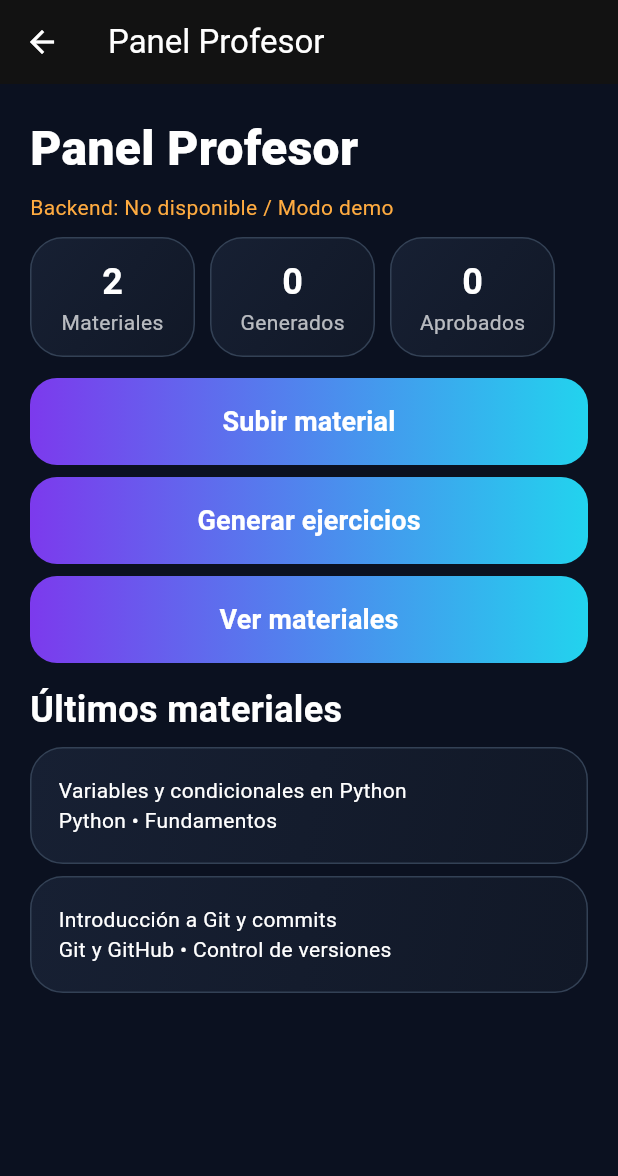
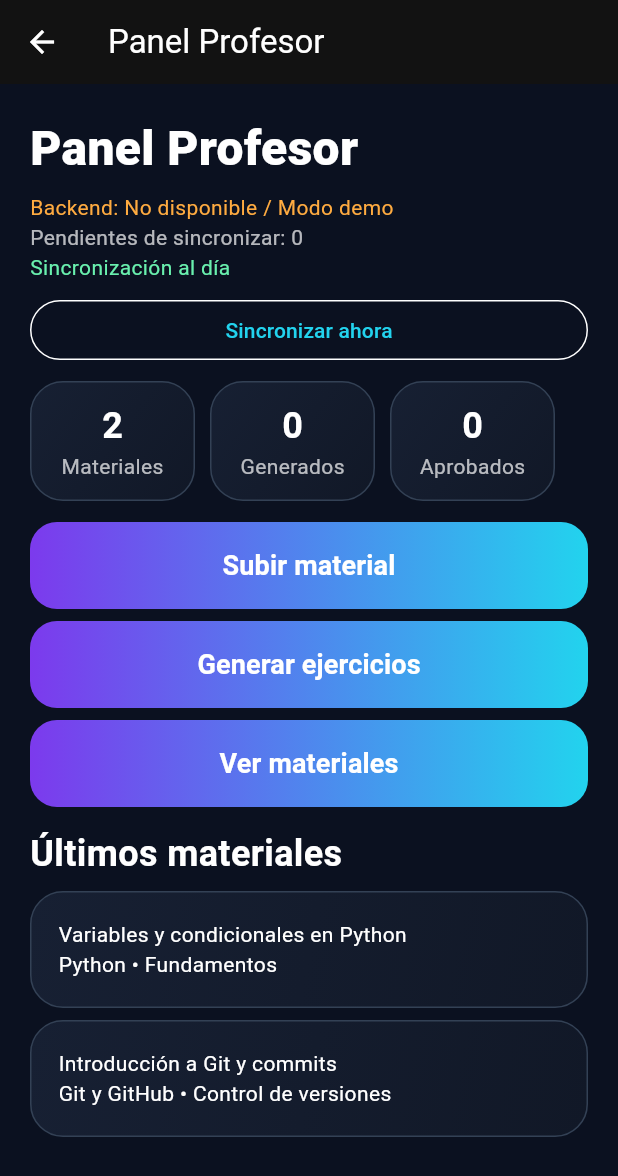
Before and after one commit to alfonsogzman123-netizen/Duocdev, a Flutter app: the TeacherDashboardScreen screen opened directly, on a phone screen of 412 x 824 dp. Shown: the top 1176 px of the screen. Run offline on Flutter 3.47's test engine with Material 3 defaults, Android fonts, the phone set to English and light mode, and no system bars; network calls fail.

Commit message:
feat: agrega modo offline y sincronizacion docente

```diff
--- a/lib/screens/teacher/teacher_dashboard_screen.dart
+++ b/lib/screens/teacher/teacher_dashboard_screen.dart
@@ -1,8 +1,11 @@
+import 'package:duocdev/models/sync_task.dart';
 import 'package:duocdev/screens/teacher/generated_exercises_screen.dart';
 import 'package:duocdev/screens/teacher/material_list_screen.dart';
 import 'package:duocdev/screens/teacher/material_upload_screen.dart';
 import 'package:duocdev/services/api_service.dart';
+import 'package:duocdev/services/exercise_generation_service.dart';
 import 'package:duocdev/services/material_service.dart';
+import 'package:duocdev/services/sync_queue_service.dart';
 import 'package:duocdev/services/teacher_service.dart';
 import 'package:duocdev/widgets/app_cards.dart';
 import 'package:flutter/material.dart';
@@ -20,58 +23,67 @@ class _TeacherDashboardScreenState extends State<TeacherDashboardScreen> {
   @override
   void initState() {
     super.initState();
-    _checkBackend();
+    _refresh();
   }
 
-  Future<void> _checkBackend() async {
+  Future<void> _refresh() async {
+    await materialService.getMaterials();
+    await exerciseGenerationService.getExercises();
     final ok = await apiService.healthCheck();
     if (mounted) setState(() => backendConnected = ok);
+  }
+
+  Future<void> _syncNow() async {
+    if (backendConnected != true) {
+      ScaffoldMessenger.of(context).showSnackBar(const SnackBar(content: Text('No se pudo sincronizar. Backend no disponible.')));
+      return;
+    }
+    final synced = await syncQueueService.trySyncAll((task) async {
+      try {
+        if (task.type == SyncTaskType.createMaterial) {
+          await apiService.post('/materials', task.payload);
+        } else if (task.type == SyncTaskType.approveExercise) {
+          await apiService.post('/exercises/${task.payload['exerciseId']}/approve', {});
+        } else if (task.type == SyncTaskType.publishExercise) {
+          await apiService.post('/exercises/${task.payload['exerciseId']}/publish', {});
+        }
+        return true;
+      } catch (_) {
+        return false;
+      }
+    });
+    if (mounted) {
+      setState(() {});
+      ScaffoldMessenger.of(context).showSnackBar(SnackBar(content: Text(synced > 0 ? 'Sincronización completada.' : 'No se pudo sincronizar. Intenta nuevamente.')));
+    }
   }
 
   @override
   Widget build(BuildContext context) {
     final stats = teacherService.getTeacherDashboardStats();
+    final pending = syncQueueService.pendingCount;
     return Scaffold(
       appBar: AppBar(title: const Text('Panel Profesor')),
-      body: ListView(
-        padding: const EdgeInsets.all(20),
-        children: [
+      body: ListView(padding: const EdgeInsets.all(20), children: [
         const Text('Panel Profesor', style: TextStyle(fontSize: 32, fontWeight: FontWeight.w800)),
         const SizedBox(height: 6),
-          Text(
-            backendConnected == true ? 'Backend: Conectado' : 'Backend: No disponible / Modo demo',
-            style: TextStyle(color: backendConnected == true ? Colors.greenAccent : Colors.orangeAccent),
-          ),
+        Text(backendConnected == true ? 'Backend: Conectado' : 'Backend: No disponible / Modo demo', style: TextStyle(color: backendConnected == true ? Colors.greenAccent : Colors.orangeAccent)),
+        Text('Pendientes de sincronizar: $pending', style: const TextStyle(color: Colors.white70)),
+        Text(pending == 0 ? 'Sincronización al día' : 'Hay cambios pendientes', style: TextStyle(color: pending == 0 ? Colors.greenAccent : Colors.orangeAccent)),
+        const SizedBox(height: 8),
+        OutlinedButton(onPressed: _syncNow, child: const Text('Sincronizar ahora')),
         const SizedBox(height: 10),
-          Wrap(spacing: 10, runSpacing: 10, children: [
-            _metric('Materiales', '${stats.materials}'),
-            _metric('Generados', '${stats.generated}'),
-            _metric('Aprobados', '${stats.approved}'),
-          ]),
+        Wrap(spacing: 10, runSpacing: 10, children: [_metric('Materiales', '${stats.materials}'), _metric('Generados', '${stats.generated}'), _metric('Aprobados', '${stats.approved}')]),
         const SizedBox(height: 14),
-          PrimaryButton(label: 'Subir material', onPressed: () => Navigator.push(context, MaterialPageRoute(builder: (_) => const MaterialUploadScreen()))),
+        PrimaryButton(label: 'Subir material', onPressed: () => Navigator.push(context, MaterialPageRoute(builder: (_) => const MaterialUploadScreen())).then((_) => _refresh())),
         const SizedBox(height: 8),
-          PrimaryButton(label: 'Generar ejercicios', onPressed: () => Navigator.push(context, MaterialPageRoute(builder: (_) => const GeneratedExercisesScreen()))),
+        PrimaryButton(label: 'Generar ejercicios', onPressed: () => Navigator.push(context, MaterialPageRoute(builder: (_) => const GeneratedExercisesScreen())).then((_) => _refresh())),
         const SizedBox(height: 8),
-          PrimaryButton(label: 'Ver materiales', onPressed: () => Navigator.push(context, MaterialPageRoute(builder: (_) => const MaterialListScreen()))),
+        PrimaryButton(label: 'Ver materiales', onPressed: () => Navigator.push(context, MaterialPageRoute(builder: (_) => const MaterialListScreen())).then((_) => _refresh())),
         const SizedBox(height: 14),
         const Text('Últimos materiales', style: TextStyle(fontSize: 24, fontWeight: FontWeight.w700)),
-          FutureBuilder(
-            future: materialService.getMaterials(),
-            builder: (context, snapshot) {
-              final materials = (snapshot.data ?? const []).take(3).toList();
-              return Column(
-                children: materials
-                    .map((material) => Padding(
-                          padding: const EdgeInsets.only(top: 8),
-                          child: DuocCard(child: Text('${material.title}\n${material.subject} • ${material.unitName}')),
-                        ))
-                    .toList(),
-              );
-            },
-          ),
-        ],
-      ),
+        ...materialService.cachedMaterials.take(3).map((m) => Padding(padding: const EdgeInsets.only(top: 8), child: DuocCard(child: Text('${m.title}\n${m.subject} • ${m.unitName}')))),
+      ]),
     );
   }
 
```
Also changed, not shown: lib/models/sync_task.dart (added, +22 -0 lines), lib/services/api_service.dart (+26 -21 lines), lib/services/exercise_generation_service.dart (+36 -29 lines), lib/services/local_cache_service.dart (added, +41 -0 lines), lib/services/material_service.dart (+30 -18 lines), lib/services/sync_queue_service.dart (added, +38 -0 lines), pubspec.lock, 10 other files. Lines whose indentation alone changed are shown as unchanged.
